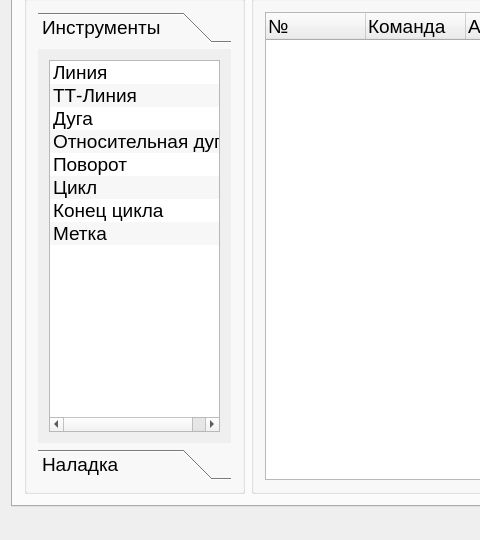
Xtail96/SML, file KAMEditor/gui/mainwindow.ui: the form before one commit; both pictures show x 0 to 480 and y 188 to 728 of the 1393 by 728 pixel window.
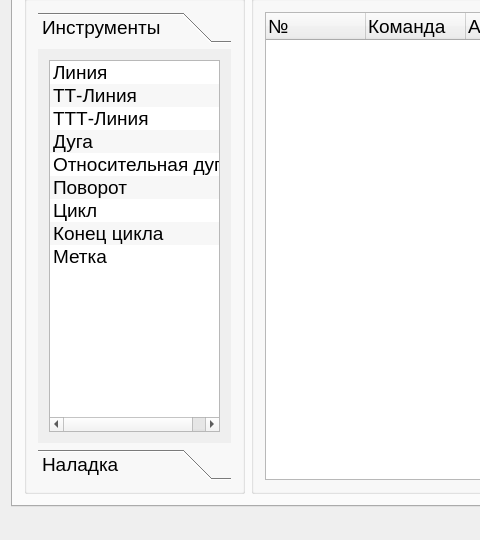
The form after the commit. Icons and pictures are not drawn.

Commit message: Исправлены ошибки в описании команды ТТТ-Линия. Команда ТТТ-Линия внесена в общий список команд

The edit to the form file:
```diff
--- a/KAMEditor/gui/mainwindow.ui
+++ b/KAMEditor/gui/mainwindow.ui
@@ -463,6 +463,11 @@
                    <string>ТТ-Линия</string>
                   </property>
                  </item>
+                 <item>
+                  <property name="text">
+                   <string>ТТТ-Линия</string>
+                  </property>
+                 </item>
                  <item>
                   <property name="text">
                    <string>Дуга</string>
```
Left out of the diff: 120 changed lines with no effect on the pictures. The commit also changes 3 other files.
